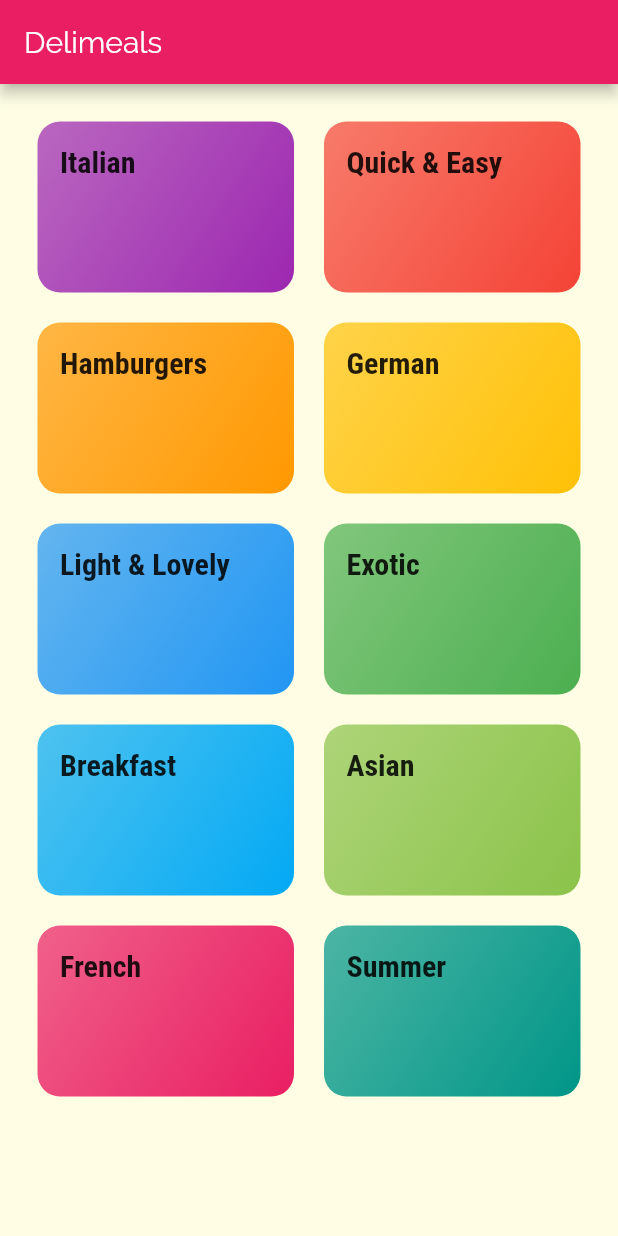
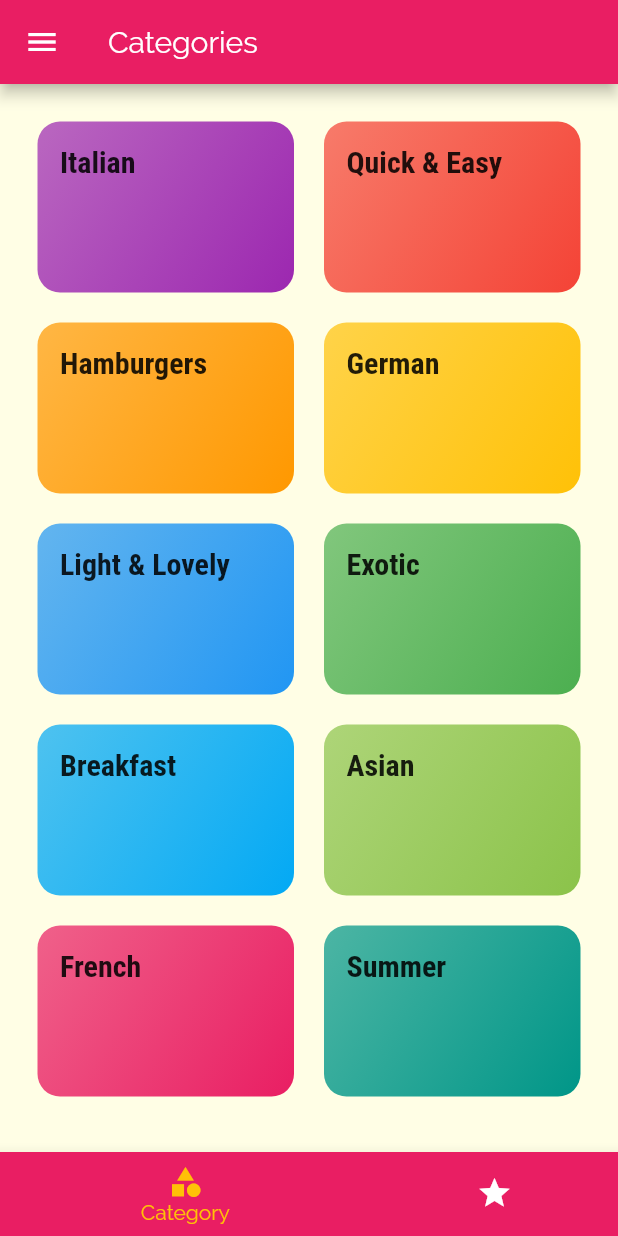
Before and after one commit to CodenameCOTC/recipe, a Flutter app: the screen it shows after launch, on a phone screen of 412 x 824 dp. Run offline on Flutter 3.47's test engine with Material 2 defaults, Android fonts, the phone set to English and light mode, and no system bars.

```diff
--- a/lib/main.dart
+++ b/lib/main.dart
@@ -2,6 +2,7 @@ import 'package:flutter/material.dart';
 import 'package:meals_app/screens/categories_screen.dart';
 import 'package:meals_app/screens/category_meals_screen.dart';
 import 'package:meals_app/screens/meal_detail_screen.dart';
+import 'package:meals_app/screens/tabs_screen.dart';
 
 void main() => runApp(MyApp());
 
@@ -30,12 +31,9 @@ class MyApp extends StatelessWidget {
       ),
       initialRoute: '/',
       routes: {
-        '/': (ctx) => CategoriesScreen(),
+        '/': (ctx) => TabsScreen(),
         CategoryMealsScreen.routeName: (ctx) => CategoryMealsScreen(),
         MealDetailScreen.routeName: (ctx) => MealDetailScreen(),
-      },
-      onGenerateRoute: (settings) {
-        print(settings.arguments);
       },
     );
   }
--- a/lib/screens/categories_screen.dart
+++ b/lib/screens/categories_screen.dart
@@ -7,9 +7,7 @@ class CategoriesScreen extends StatelessWidget {
   @override
   Widget build(BuildContext context) {
     print(context);
-    return Scaffold(
-      appBar: AppBar(title: Text('Delimeals')),
-      body: GridView(
+    return GridView(
       padding: const EdgeInsets.all(25),
       children: DUMMY_CATEGORIES
           .map((category) => CategoryItem(
@@ -24,7 +22,6 @@ class CategoriesScreen extends StatelessWidget {
         crossAxisSpacing: 20,
         mainAxisSpacing: 20,
       ),
-      ),
     );
   }
 }
--- /dev/null
+++ b/lib/screens/favorites_screen.dart
@@ -0,0 +1,10 @@
+import 'package:flutter/material.dart';
+
+class Favorites extends StatelessWidget {
+  @override
+  Widget build(BuildContext context) {
+    return Center(
+      child: Text('Favorites screen'),
+    );
+  }
+}
--- /dev/null
+++ b/lib/screens/tabs_screen.dart
@@ -0,0 +1,59 @@
+import 'package:flutter/material.dart';
+import 'package:meals_app/screens/categories_screen.dart';
+import 'package:meals_app/screens/favorites_screen.dart';
+
+class TabsScreen extends StatefulWidget {
+  @override
+  _TabsScreenState createState() => _TabsScreenState();
+}
+
+class _TabsScreenState extends State<TabsScreen> {
+  final List<Map<String, Object>> _pages = [
+    {'page': CategoriesScreen(), 'title': 'Categories'},
+    {'page:': Favorites(), 'title': 'Favorites'},
+  ];
+
+  int _selectedPageIndex = 0;
+
+  void _selectPage(int index) {
+    setState(() {
+      _selectedPageIndex = index;
+    });
+  }
+
+  @override
+  Widget build(BuildContext context) {
+    return DefaultTabController(
+      length: 2,
+      child: Scaffold(
+        appBar: AppBar(
+          title: Text(_pages[_selectedPageIndex]['title']),
+        ),
+        body: _pages[_selectedPageIndex]['page'],
+        drawer: Drawer(
+          child: Text('Drawer'),
+        ),
+        bottomNavigationBar: BottomNavigationBar(
+          currentIndex: _selectedPageIndex,
+          onTap: (index) => _selectPage(index),
+          backgroundColor: Theme.of(context).primaryColor,
+          unselectedItemColor: Colors.white,
+          selectedItemColor: Theme.of(context).accentColor,
+          type: BottomNavigationBarType.shifting,
+          items: [
+            BottomNavigationBarItem(
+              backgroundColor: Theme.of(context).primaryColor,
+              icon: Icon(Icons.category),
+              title: Text('Category'),
+            ),
+            BottomNavigationBarItem(
+              backgroundColor: Theme.of(context).primaryColor,
+              icon: Icon(Icons.star),
+              title: Text('Favorites'),
+            ),
+          ],
+        ),
+      ),
+    );
+  }
+}
```
Also changed, not shown: 1 other file. Lines whose indentation alone changed are shown as unchanged.
